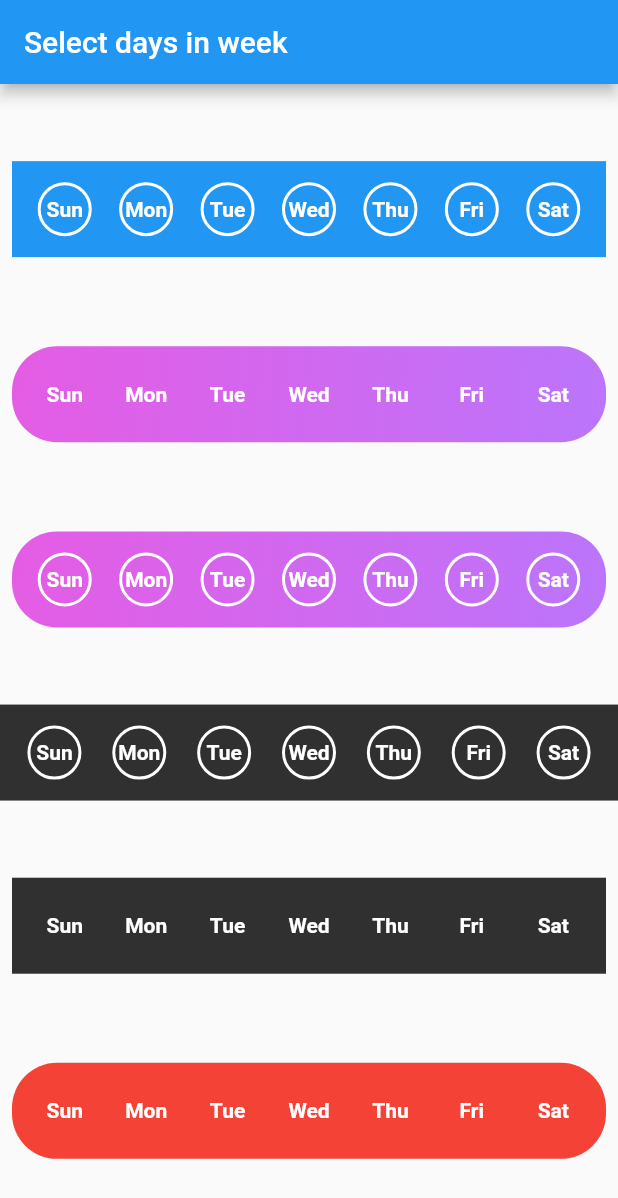
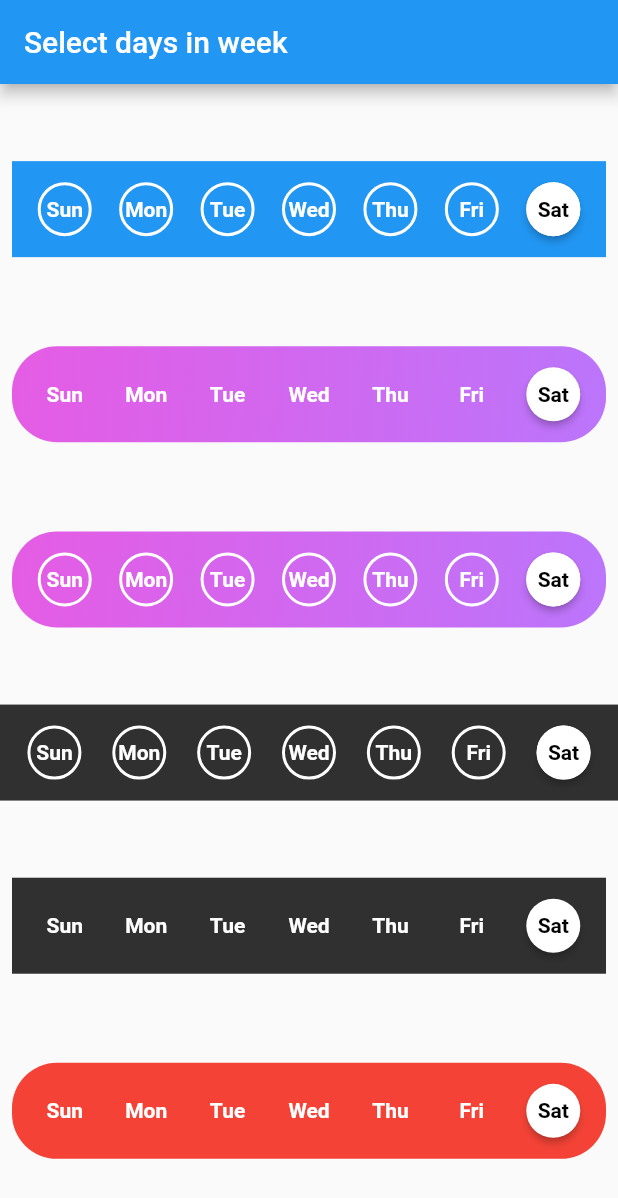
Before and after one commit to shan-shaji/day_picker, a Flutter app: the screen it shows after launch, on a phone screen of 412 x 824 dp. Shown: the top 1198 px of the screen. Run offline on Flutter 3.47's test engine with Material 2 defaults, Android fonts, the phone set to English and light mode, and no system bars.

Commit message:
feat: add new breaking changes
* Add feature to add days
* Add preselect feature

```diff
--- a/example/lib/main.dart
+++ b/example/lib/main.dart
@@ -1,3 +1,4 @@
+import 'package:day_picker/model/day_in_week.dart';
 import 'package:flutter/material.dart';
 import 'package:day_picker/day_picker.dart';
 
@@ -15,6 +16,33 @@ class MyApp extends StatelessWidget {
 }
 
 class HomePage extends StatelessWidget {
+
+  List<DayInWeek> _days = [
+    DayInWeek(
+      "Sun",
+    ),
+    DayInWeek(
+      "Mon",
+    ),
+    DayInWeek(
+      "Tue",
+    ),
+    DayInWeek(
+      "Wed",
+    ),
+    DayInWeek(
+      "Thu",
+    ),
+    DayInWeek(
+      "Fri",
+    ),
+    DayInWeek(
+      "Sat",
+      isSelected: true
+    ),
+  ];
+
+
   @override
   Widget build(BuildContext context) {
     return Scaffold(
@@ -27,6 +55,7 @@ class HomePage extends StatelessWidget {
           Padding(
             padding: const EdgeInsets.all(8.0),
             child: SelectWeekDays(
+              days: _days,
               onSelect: (values) {
                 print(values);
               },
@@ -35,6 +64,7 @@ class HomePage extends StatelessWidget {
           Padding(
             padding: const EdgeInsets.all(8.0),
             child: SelectWeekDays(
+              days: _days,
               border: false,
               boxDecoration: BoxDecoration(
                 borderRadius: BorderRadius.circular(30.0),
@@ -57,6 +87,7 @@ class HomePage extends StatelessWidget {
           Padding(
             padding: const EdgeInsets.all(8.0),
             child: SelectWeekDays(
+  days: _days,
               boxDecoration: BoxDecoration(
                 borderRadius: BorderRadius.circular(30.0),
                 gradient: LinearGradient(
@@ -76,6 +107,7 @@ class HomePage extends StatelessWidget {
             ),
           ),
           SelectWeekDays(
+            days: _days,
             backgroundColor: Color(0xFF303030),
             onSelect: (values) {
               print(values);
@@ -84,6 +116,7 @@ class HomePage extends StatelessWidget {
           Padding(
             padding: const EdgeInsets.all(8.0),
             child: SelectWeekDays(
+              days: _days,
               border: false,
               backgroundColor: Color(0xFF303030),
               onSelect: (values) {
@@ -94,6 +127,7 @@ class HomePage extends StatelessWidget {
           Padding(
             padding: const EdgeInsets.all(8.0),
             child: SelectWeekDays(
+              days: _days,
               border: false,
               boxDecoration: BoxDecoration(
                 color: Colors.red,
--- a/lib/day_picker.dart
+++ b/lib/day_picker.dart
@@ -1 +1,2 @@
 export 'package:day_picker/src/select_day.dart';
+export 'package:day_picker/model/day_in_week.dart';
--- a/lib/model/day_in_week.dart
+++ b/lib/model/day_in_week.dart
@@ -1,7 +1,8 @@
 class DayInWeek {
   String dayName;
   bool isSelected = false;
-  DayInWeek(this.dayName);
+
+  DayInWeek(this.dayName, {this.isSelected = false});
 
   void toggleIsSelected() {
     this.isSelected = !this.isSelected;
--- a/lib/src/select_day.dart
+++ b/lib/src/select_day.dart
@@ -1,27 +1,31 @@
 import 'package:flutter/material.dart';
 import 'package:day_picker/model/day_in_week.dart';
 
+
+
 class SelectWeekDays extends StatefulWidget {
-  // [onSelect] callBack to handle the Selected days
+  /// [onSelect] callBack to handle the Selected days
   final Function onSelect;
 
-  // [backgroundColor] - property to change the color of the container.
+  List<DayInWeek> days;
+
+  /// [backgroundColor] - property to change the color of the container.
   final Color? backgroundColor,
-      // [daysFillColor] -  property to change the button color of days when the button is pressed.
+      /// [daysFillColor] -  property to change the button color of days when the button is pressed.
       daysFillColor,
-      // [daysBorderColor] - property to change the bordercolor of the rounded buttons.
+      /// [daysBorderColor] - property to change the bordercolor of the rounded buttons.
       daysBorderColor,
-      // [selectedDayTextColor] - property to change the color of text when the day is selected.
+      /// [selectedDayTextColor] - property to change the color of text when the day is selected.
       selectedDayTextColor,
-      // [unSelectedDayTextColor] - property to change the text color when the day is not selected.
+      /// [unSelectedDayTextColor] - property to change the text color when the day is not selected.
       unSelectedDayTextColor;
 
-// [border] Boolean to handle the day button border by default the border will be true.
+/// [border] Boolean to handle the day button border by default the border will be true.
   final bool border;
 
-// [boxDecoration] to handle the decoration of the container.
+/// [boxDecoration] to handle the decoration of the container.
   final BoxDecoration? boxDecoration;
-// [padding] property  to handle the padding between the container and buttons by default it is 8.0
+/// [padding] property  to handle the padding between the container and buttons by default it is 8.0
   final double padding;
   SelectWeekDays({
     required this.onSelect,
@@ -33,42 +37,32 @@ class SelectWeekDays extends StatefulWidget {
     this.border = true,
     this.boxDecoration,
     this.padding = 8.0,
+    required this.days,
     Key? key,
-  }) :
-        super(key: key);
+  }) : super(key: key);
 
   @override
-  _SelectWeekDaysState createState() => _SelectWeekDaysState();
+  _SelectWeekDaysState createState() => _SelectWeekDaysState(days);
 }
 
 class _SelectWeekDaysState extends State<SelectWeekDays> {
+  _SelectWeekDaysState(List<DayInWeek> days) : _daysInWeek = days;
+
   // list to insert the selected days.
   List<String> selectedDays = [];
 
   // list of days in a week.
-  List<DayInWeek> _days = [
-    DayInWeek(
-      "Sunday",
-    ),
-    DayInWeek(
-      "Monday",
-    ),
-    DayInWeek(
-      "Tuesday",
-    ),
-    DayInWeek(
-      "Wednesday",
-    ),
-    DayInWeek(
-      "Thursday",
-    ),
-    DayInWeek(
-      "Friday",
-    ),
-    DayInWeek(
-      "Saturday",
-    ),
-  ];
+  List<DayInWeek> _daysInWeek = [];
+
+  @override
+  void initState() {
+    _daysInWeek.forEach((element) {
+      if (element.isSelected) {
+        selectedDays.add(element.dayName);
+      }
+    });
+    super.initState();
+  }
 
   void _getSelectedWeekDays(bool isSelected, String day) {
     if (isSelected == true) {
@@ -84,7 +78,6 @@ class _SelectWeekDaysState extends State<SelectWeekDays> {
     widget.onSelect(selectedDays.toList());
   }
 
-  //  Handles color of widgets.
 
 // getter to handle background color of container.
   Color? get _handleBackgroundColor {
@@ -130,7 +123,6 @@ class _SelectWeekDaysState extends State<SelectWeekDays> {
     }
   }
 
-
   @override
   Widget build(BuildContext context) {
     return Container(
@@ -144,7 +136,7 @@ class _SelectWeekDaysState extends State<SelectWeekDays> {
         padding: EdgeInsets.all(widget.padding),
         child: Row(
           mainAxisAlignment: MainAxisAlignment.spaceBetween,
-          children: _days.map(
+          children: _daysInWeek.map(
             (day) {
               return Expanded(
                 child: RawMaterialButton(
```
